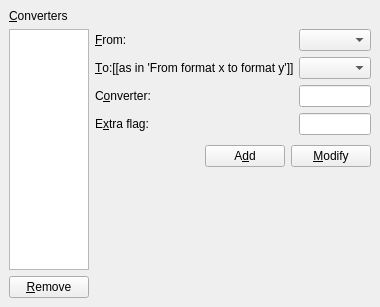
The window that src/frontends/qt4/ui/QPrefConvertersUi.ui (cburschka/lyx) describes before a commit, drawn with Qt 5.
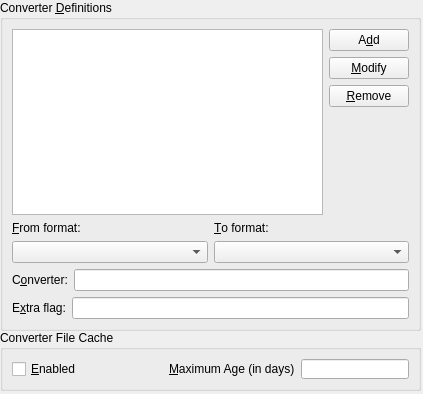
The same window after the commit.

Commit message:
* QPrefConvertersUi.ui   - change GUI layout in accordance with latest "copiers" and "file format" changes.   - add converter cache section.
* QPrefsDialog: implement converter cache enabling and maximum age.

Diff of the .ui file:
```diff
--- a/src/frontends/qt4/ui/QPrefConvertersUi.ui
+++ b/src/frontends/qt4/ui/QPrefConvertersUi.ui
@@ -8,13 +8,25 @@
    <rect>
     <x>0</x>
     <y>0</y>
-    <width>297</width>
-    <height>307</height>
+    <width>423</width>
+    <height>394</height>
    </rect>
   </property>
   <property name="windowTitle" >
    <string/>
   </property>
+  <widget class="QGroupBox" name="cacheGB" >
+   <property name="geometry" >
+    <rect>
+     <x>0</x>
+     <y>330</y>
+     <width>421</width>
+     <height>61</height>
+    </rect>
+   </property>
+   <property name="title" >
+    <string>Converter File Cache</string>
+   </property>
   <layout class="QGridLayout" >
    <property name="margin" >
     <number>9</number>
@@ -22,20 +34,7 @@
    <property name="spacing" >
     <number>6</number>
    </property>
-   <item rowspan="3" row="1" column="2" >
-    <spacer>
-     <property name="orientation" >
-      <enum>Qt::Horizontal</enum>
-     </property>
-     <property name="sizeHint" >
-      <size>
-       <width>20</width>
-       <height>231</height>
-      </size>
-     </property>
-    </spacer>
-   </item>
-   <item row="2" column="1" >
+    <item row="0" column="0" >
     <layout class="QHBoxLayout" >
      <property name="margin" >
       <number>0</number>
@@ -43,22 +42,82 @@
      <property name="spacing" >
       <number>6</number>
      </property>
+      <item>
+       <widget class="QCheckBox" name="cacheCB" >
+        <property name="text" >
+         <string>&amp;Enabled</string>
+        </property>
+       </widget>
+      </item>
      <item>
       <spacer>
        <property name="orientation" >
         <enum>Qt::Horizontal</enum>
        </property>
-       <property name="sizeType" >
-        <enum>QSizePolicy::Expanding</enum>
-       </property>
        <property name="sizeHint" >
         <size>
-         <width>97</width>
-         <height>31</height>
+          <width>40</width>
+          <height>20</height>
         </size>
        </property>
       </spacer>
      </item>
+      <item>
+       <widget class="QLabel" name="maxAgeLA" >
+        <property name="text" >
+         <string>&amp;Maximum Age (in days)</string>
+        </property>
+        <property name="buddy" >
+         <cstring>maxAgeLE</cstring>
+        </property>
+       </widget>
+      </item>
+      <item>
+       <widget class="QLineEdit" name="maxAgeLE" />
+      </item>
+     </layout>
+    </item>
+   </layout>
+  </widget>
+  <widget class="QGroupBox" name="groupBox" >
+   <property name="geometry" >
+    <rect>
+     <x>0</x>
+     <y>0</y>
+     <width>421</width>
+     <height>331</height>
+    </rect>
+   </property>
+   <property name="title" >
+    <string>Converter &amp;Definitions</string>
+   </property>
+   <layout class="QGridLayout" >
+    <property name="margin" >
+     <number>9</number>
+    </property>
+    <property name="spacing" >
+     <number>6</number>
+    </property>
+    <item row="0" column="0" >
+     <widget class="QListWidget" name="convertersLW" >
+      <property name="sizePolicy" >
+       <sizepolicy>
+        <hsizetype>7</hsizetype>
+        <vsizetype>7</vsizetype>
+        <horstretch>0</horstretch>
+        <verstretch>0</verstretch>
+       </sizepolicy>
+      </property>
+     </widget>
+    </item>
+    <item row="0" column="1" >
+     <layout class="QVBoxLayout" >
+      <property name="margin" >
+       <number>0</number>
+      </property>
+      <property name="spacing" >
+       <number>6</number>
+      </property>
      <item>
       <widget class="QPushButton" name="converterNewPB" >
        <property name="text" >
@@ -73,46 +132,95 @@
        </property>
       </widget>
      </item>
-    </layout>
-   </item>
-   <item row="3" column="1" >
+      <item>
+       <widget class="QPushButton" name="converterRemovePB" >
+        <property name="sizePolicy" >
+         <sizepolicy>
+          <hsizetype>1</hsizetype>
+          <vsizetype>0</vsizetype>
+          <horstretch>0</horstretch>
+          <verstretch>0</verstretch>
+         </sizepolicy>
+        </property>
+        <property name="text" >
+         <string>&amp;Remove</string>
+        </property>
+       </widget>
+      </item>
+      <item>
     <spacer>
      <property name="orientation" >
       <enum>Qt::Vertical</enum>
      </property>
-     <property name="sizeType" >
-      <enum>QSizePolicy::Expanding</enum>
-     </property>
      <property name="sizeHint" >
       <size>
-       <width>121</width>
-       <height>112</height>
+          <width>75</width>
+          <height>16</height>
       </size>
      </property>
     </spacer>
    </item>
-   <item row="1" column="1" >
-    <layout class="QGridLayout" >
+     </layout>
+    </item>
+    <item row="1" column="0" colspan="2" >
+     <layout class="QHBoxLayout" >
      <property name="margin" >
       <number>0</number>
      </property>
      <property name="spacing" >
       <number>6</number>
      </property>
-     <item row="0" column="0" >
+      <item>
+       <layout class="QVBoxLayout" >
+        <property name="margin" >
+         <number>0</number>
+        </property>
+        <property name="spacing" >
+         <number>6</number>
+        </property>
+        <item>
       <widget class="QLabel" name="converterFromLA" >
        <property name="text" >
-        <string>&amp;From:</string>
+           <string>&amp;From format:</string>
        </property>
        <property name="buddy" >
         <cstring>converterFromCO</cstring>
        </property>
       </widget>
      </item>
-     <item row="3" column="1" >
-      <widget class="QLineEdit" name="converterFlagED" />
-     </item>
-     <item row="1" column="1" >
+        <item>
+         <widget class="QComboBox" name="converterFromCO" >
+          <property name="sizePolicy" >
+           <sizepolicy>
+            <hsizetype>3</hsizetype>
+            <vsizetype>0</vsizetype>
+            <horstretch>0</horstretch>
+            <verstretch>0</verstretch>
+           </sizepolicy>
+          </property>
+         </widget>
+        </item>
+       </layout>
+      </item>
+      <item>
+       <layout class="QVBoxLayout" >
+        <property name="margin" >
+         <number>0</number>
+        </property>
+        <property name="spacing" >
+         <number>6</number>
+        </property>
+        <item>
+         <widget class="QLabel" name="converterFromLA_2" >
+          <property name="text" >
+           <string>&amp;To format:</string>
+          </property>
+          <property name="buddy" >
+           <cstring>converterFromCO</cstring>
+          </property>
+         </widget>
+        </item>
+        <item>
       <widget class="QComboBox" name="converterToCO" >
        <property name="sizePolicy" >
         <sizepolicy>
@@ -124,7 +232,19 @@
        </property>
       </widget>
      </item>
-     <item row="3" column="0" >
+       </layout>
+      </item>
+     </layout>
+    </item>
+    <item row="3" column="0" colspan="2" >
+     <layout class="QHBoxLayout" >
+      <property name="margin" >
+       <number>0</number>
+      </property>
+      <property name="spacing" >
+       <number>6</number>
+      </property>
+      <item>
       <widget class="QLabel" name="converterFlagLA" >
        <property name="text" >
         <string>E&amp;xtra flag:</string>
@@ -134,7 +254,20 @@
        </property>
       </widget>
      </item>
-     <item row="2" column="0" >
+      <item>
+       <widget class="QLineEdit" name="converterFlagED" />
+      </item>
+     </layout>
+    </item>
+    <item row="2" column="0" colspan="2" >
+     <layout class="QHBoxLayout" >
+      <property name="margin" >
+       <number>0</number>
+      </property>
+      <property name="spacing" >
+       <number>6</number>
+      </property>
+      <item>
       <widget class="QLabel" name="converterLA" >
        <property name="text" >
         <string>C&amp;onverter:</string>
@@ -144,76 +277,14 @@
        </property>
       </widget>
      </item>
-     <item row="1" column="0" >
-      <widget class="QLabel" name="converterToLA" >
-       <property name="text" >
-        <string>&amp;To:[[as in 'From format x to format y']]</string>
-       </property>
-       <property name="buddy" >
-        <cstring>converterToCO</cstring>
-       </property>
-      </widget>
-     </item>
-     <item row="0" column="1" >
-      <widget class="QComboBox" name="converterFromCO" />
-     </item>
-     <item row="2" column="1" >
+      <item>
       <widget class="QLineEdit" name="converterED" />
      </item>
     </layout>
    </item>
-   <item row="0" column="0" >
-    <widget class="QLabel" name="formatsLA_2" >
-     <property name="text" >
-      <string>&amp;Converters</string>
-     </property>
-     <property name="buddy" >
-      <cstring>convertersLW</cstring>
-     </property>
-    </widget>
-   </item>
-   <item row="4" column="0" >
-    <layout class="QHBoxLayout" >
-     <property name="margin" >
-      <number>0</number>
-     </property>
-     <property name="spacing" >
-      <number>6</number>
-     </property>
-     <item>
-      <spacer>
-       <property name="orientation" >
-        <enum>Qt::Horizontal</enum>
-       </property>
-       <property name="sizeType" >
-        <enum>QSizePolicy::Expanding</enum>
-       </property>
-       <property name="sizeHint" >
-        <size>
-         <width>20</width>
-         <height>20</height>
-        </size>
-       </property>
-      </spacer>
-     </item>
-     <item>
-      <widget class="QPushButton" name="converterRemovePB" >
-       <property name="text" >
-        <string>&amp;Remove</string>
-       </property>
-      </widget>
-     </item>
-    </layout>
-   </item>
-   <item rowspan="3" row="1" column="0" >
-    <widget class="QListWidget" name="convertersLW" />
-   </item>
-  </layout>
- </widget>
- <pixmapfunction></pixmapfunction>
- <includes>
-  <include location="local" >qt_helpers.h</include>
- </includes>
+   </layout>
+  </widget>
+ </widget>
  <tabstops>
   <tabstop>convertersLW</tabstop>
   <tabstop>converterFromCO</tabstop>
```
Left out of the diff: 6 changed lines with no effect on the pictures. Lines whose indentation alone changed are shown as unchanged. The commit also changes 2 other files.
